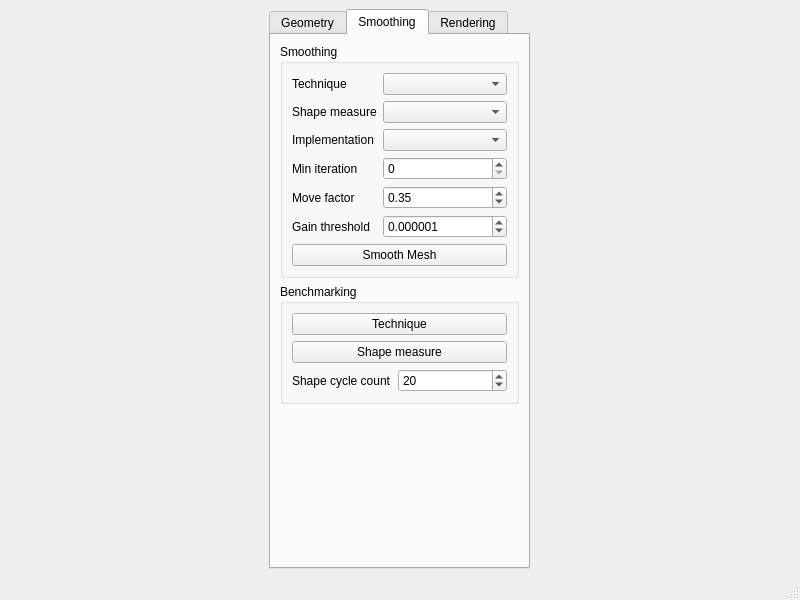
This is UserInterface/MainWindow.ui in wibus/GpuMesh as Qt 5 draws it before an edit. The edited form follows.
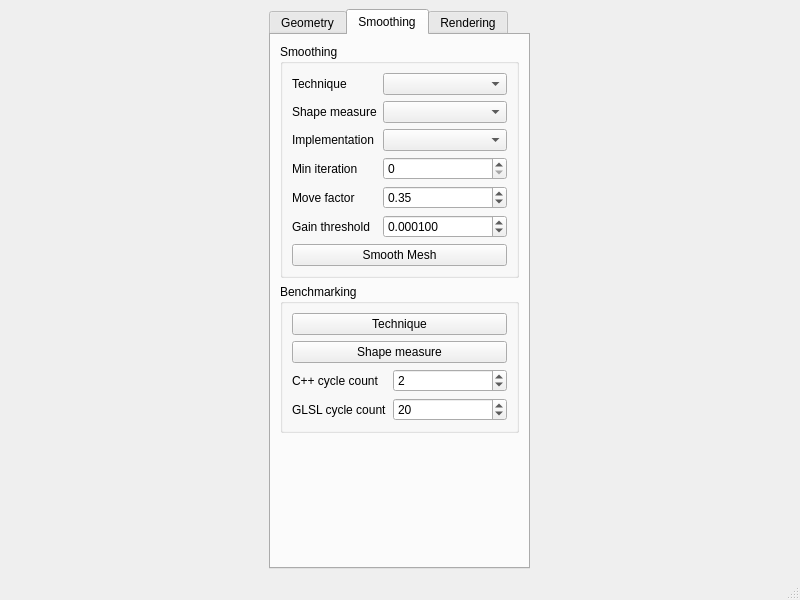
This is the edited form. The open tabs and pages were chosen to show the change.

Commit message: Benchmarks refurbished. Delaunay triangulation bug fix (index shifting when seeking boundary vertices). Mean ratio now accepts inverted elements by giving a 0 quality.

```diff
--- a/UserInterface/MainWindow.ui
+++ b/UserInterface/MainWindow.ui
@@ -214,7 +214,7 @@
               <double>0.000001000000000</double>
              </property>
              <property name="value">
-              <double>0.000001000000000</double>
+              <double>0.000100000000000</double>
              </property>
             </widget>
            </item>
@@ -234,15 +234,15 @@
            <string>Benchmarking</string>
           </property>
           <layout class="QFormLayout" name="formLayout_4">
-           <item row="3" column="0">
-            <widget class="QLabel" name="benchmarkCycleCountLabel">
+           <item row="4" column="0">
+            <widget class="QLabel" name="benchmarkGlslCycleCountLabel">
              <property name="text">
-              <string>Shape cycle count</string>
+              <string>GLSL cycle count</string>
              </property>
             </widget>
            </item>
-           <item row="3" column="1">
-            <widget class="QSpinBox" name="benchmarkCycleCountSpin">
+           <item row="4" column="1">
+            <widget class="QSpinBox" name="benchmarkGlslCycleCountSpin">
              <property name="minimum">
               <number>1</number>
              </property>
@@ -271,6 +271,26 @@
              </property>
             </widget>
            </item>
+           <item row="3" column="0">
+            <widget class="QLabel" name="benchmarkCppCycleCountLabel">
+             <property name="text">
+              <string>C++ cycle count</string>
+             </property>
+            </widget>
+           </item>
+           <item row="3" column="1">
+            <widget class="QSpinBox" name="benchmarkCppCycleCountSpin">
+             <property name="minimum">
+              <number>1</number>
+             </property>
+             <property name="maximum">
+              <number>500</number>
+             </property>
+             <property name="value">
+              <number>2</number>
+             </property>
+            </widget>
+           </item>
           </layout>
          </widget>
         </item>
```
Left out of the diff: 4 changed lines with no effect on the pictures. The commit also changes 14 other files.
